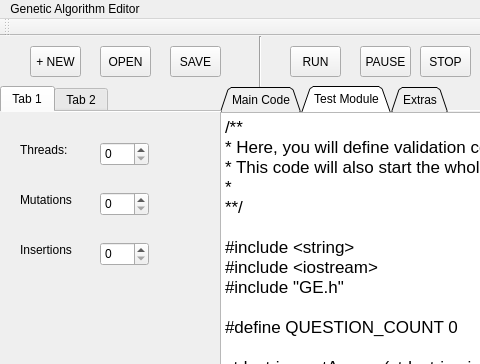
Before: the Qt Designer form GUI/mainwindow.ui in AndrewShidel/GeneticAlgorithm-QT, drawn with Qt 5; both pictures show x 0 to 480 and y 0 to 364 of the 1157 by 710 pixel window.
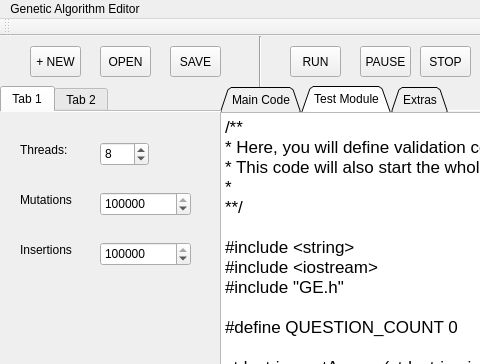
After: the same form once the commit is applied. The open tabs and pages were chosen to show the change.

```diff
--- a/GUI/mainwindow.ui
+++ b/GUI/mainwindow.ui
@@ -288,26 +288,41 @@
         <height>24</height>
        </rect>
       </property>
+      <property name="value">
+       <number>8</number>
+      </property>
      </widget>
      <widget class="QSpinBox" name="spinBox_2">
       <property name="geometry">
        <rect>
         <x>100</x>
         <y>80</y>
-        <width>49</width>
+        <width>91</width>
         <height>24</height>
        </rect>
       </property>
+      <property name="maximum">
+       <number>10000000</number>
+      </property>
+      <property name="value">
+       <number>1000000</number>
+      </property>
      </widget>
      <widget class="QSpinBox" name="spinBox_3">
       <property name="geometry">
        <rect>
         <x>100</x>
         <y>130</y>
-        <width>49</width>
+        <width>91</width>
         <height>24</height>
        </rect>
       </property>
+      <property name="maximum">
+       <number>10000000</number>
+      </property>
+      <property name="value">
+       <number>1000000</number>
+      </property>
      </widget>
      <widget class="QLabel" name="label">
       <property name="geometry">
```
Left out of the diff: 24 changed lines with no effect on the pictures.
